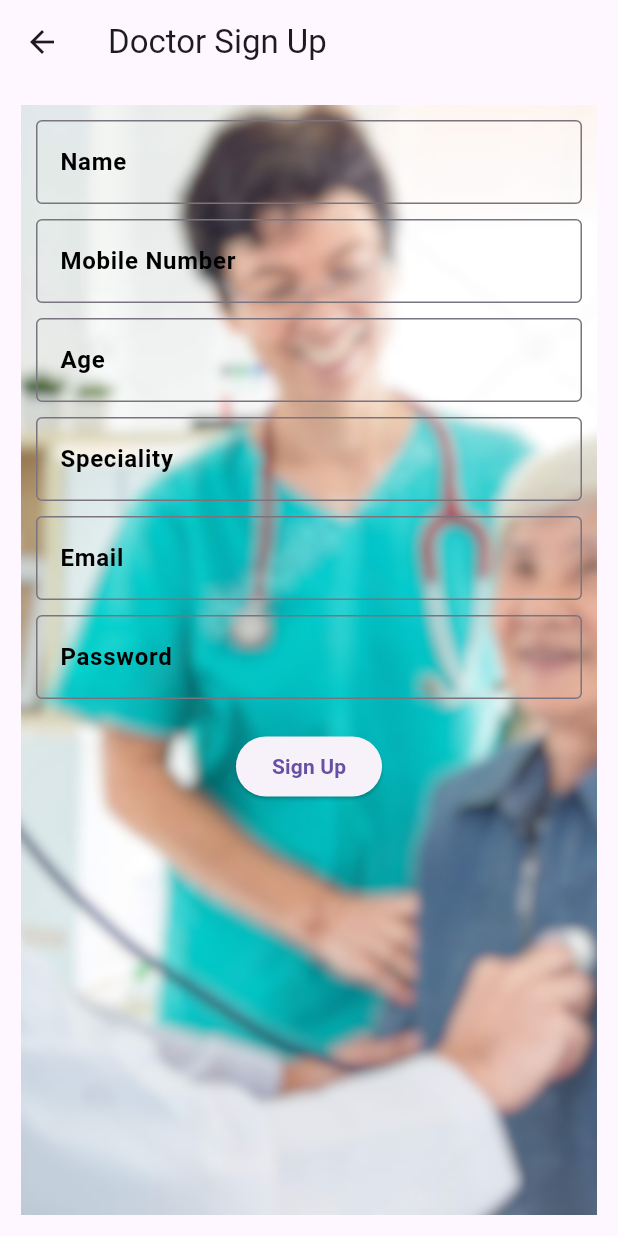
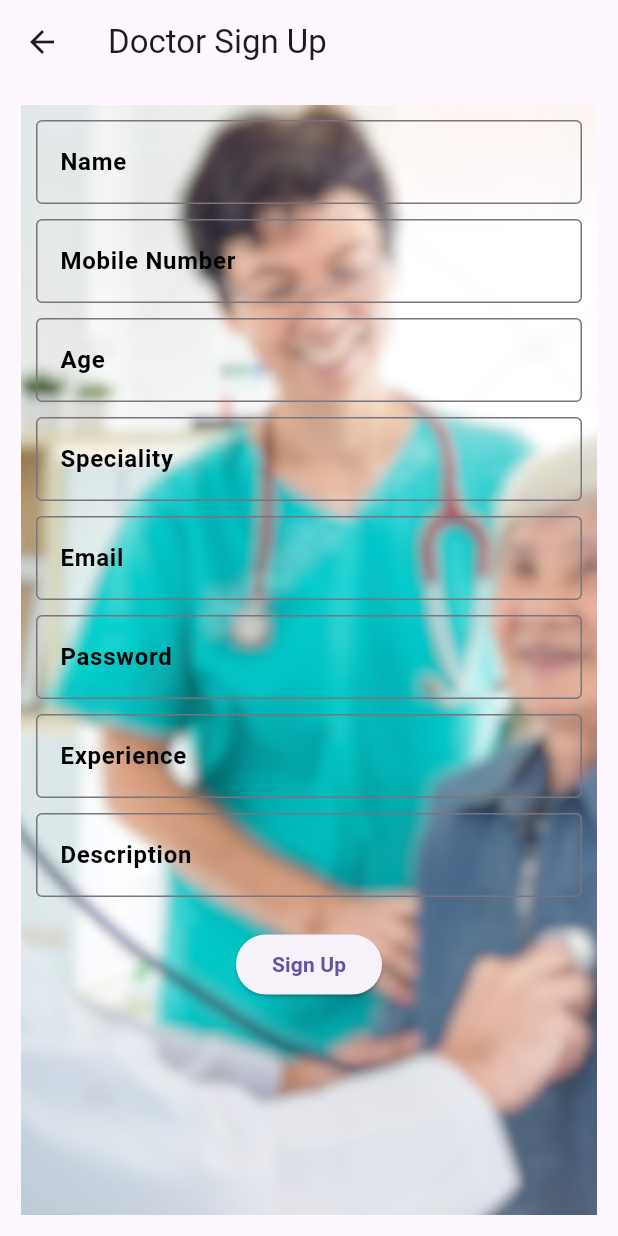
Before and after one commit to Rashii1218/Doc_Appointment, a Flutter app: the DocSignUp screen opened directly, on a phone screen of 412 x 824 dp. Run offline on Flutter 3.47's test engine with Material 3 defaults, Android fonts, the phone set to English and light mode, and no system bars; our stand-ins replace cloud_firestore, firebase_auth, firebase_core, fluttertoast, get, image_picker and 1 more; accounts and stored records are empty.

Commit message:
Add details for sign up

```diff
--- a/lib/auth/doc_signup.dart
+++ b/lib/auth/doc_signup.dart
@@ -19,6 +19,8 @@ class _DocSignUpState extends State<DocSignUp> {
   final TextEditingController specialityController = TextEditingController();
   final TextEditingController emailController = TextEditingController();
   final TextEditingController passwordController = TextEditingController();
+  final TextEditingController expController = TextEditingController();
+  final TextEditingController descController = TextEditingController();
 
   final FirebaseFirestore _firestore = FirebaseFirestore.instance;
   final FirebaseAuth _auth = FirebaseAuth.instance;
@@ -38,6 +40,8 @@ class _DocSignUpState extends State<DocSignUp> {
         'speciality': specialityController.text,
         'email': emailController.text,
         'uid': userCredential.user!.uid,
+        'exp': expController,
+        'description':descController
       });
 
       Navigator.push(
@@ -111,6 +115,11 @@ class _DocSignUpState extends State<DocSignUp> {
                       entryField('Email', emailController),
                       const SizedBox(height: 10),
                       entryField('Password', passwordController),
+                      const SizedBox(height: 10),
+                      entryField('Experience', expController),
+                      const SizedBox(height: 10),
+                      entryField('Description', descController),
+
                       _errorMessage(),
                       submitButton(context),
                     ],
```
